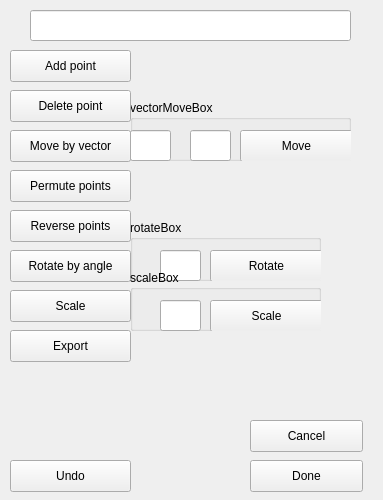
Above: curver/ui/curve_edit.ui from wiatrak2/curver before the change. Below: the same form after it.
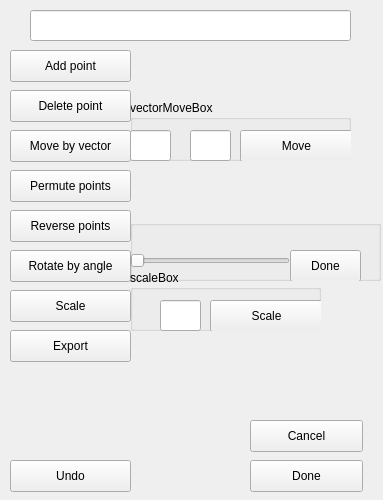
That is the form after the change.

Commit message: Rotation done; bug when reverse points afterwards

```diff
--- a/curver/ui/curve_edit.ui
+++ b/curver/ui/curve_edit.ui
@@ -148,37 +148,37 @@
     <rect>
      <x>130</x>
      <y>220</y>
-     <width>191</width>
+     <width>251</width>
      <height>61</height>
     </rect>
    </property>
    <property name="title">
-    <string>rotateBox</string>
+    <string/>
    </property>
-   <widget class="QLineEdit" name="angle">
+   <widget class="QPushButton" name="rotateDoneButton">
     <property name="geometry">
      <rect>
-      <x>30</x>
+      <x>160</x>
       <y>30</y>
-      <width>41</width>
-      <height>31</height>
-     </rect>
-    </property>
-    <property name="inputMethodHints">
-     <set>Qt::ImhNone</set>
-    </property>
-   </widget>
-   <widget class="QPushButton" name="rotateButton">
-    <property name="geometry">
-     <rect>
-      <x>80</x>
-      <y>30</y>
-      <width>113</width>
+      <width>71</width>
       <height>32</height>
      </rect>
     </property>
     <property name="text">
-     <string>Rotate</string>
+     <string>Done</string>
+    </property>
+   </widget>
+   <widget class="QSlider" name="rotationSlider">
+    <property name="geometry">
+     <rect>
+      <x>0</x>
+      <y>30</y>
+      <width>160</width>
+      <height>22</height>
+     </rect>
+    </property>
+    <property name="orientation">
+     <enum>Qt::Horizontal</enum>
     </property>
    </widget>
   </widget>
```
The commit also changes 3 other files.
